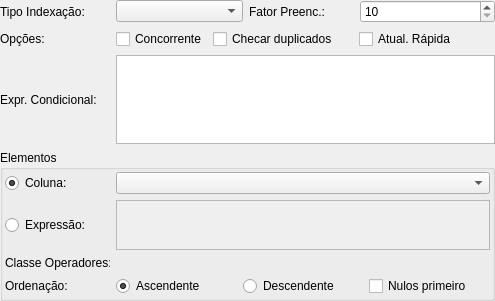
erdincay/pgmodeler-old, file pgmodeler_ui/ui/indicewidget.ui: the form before one commit.
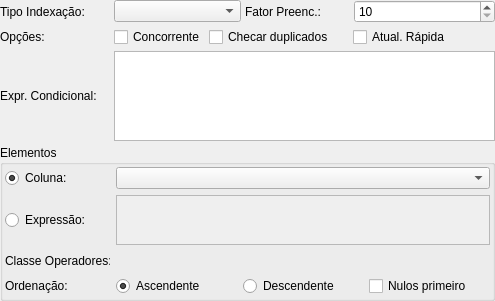
The form after the commit.

```diff
--- a/pgmodeler_ui/ui/indicewidget.ui
+++ b/pgmodeler_ui/ui/indicewidget.ui
@@ -23,6 +23,9 @@
    <property name="margin">
     <number>0</number>
    </property>
+   <property name="spacing">
+    <number>4</number>
+   </property>
    <item row="0" column="0">
     <widget class="QLabel" name="tipo_index_lbl">
      <property name="sizePolicy">
```
